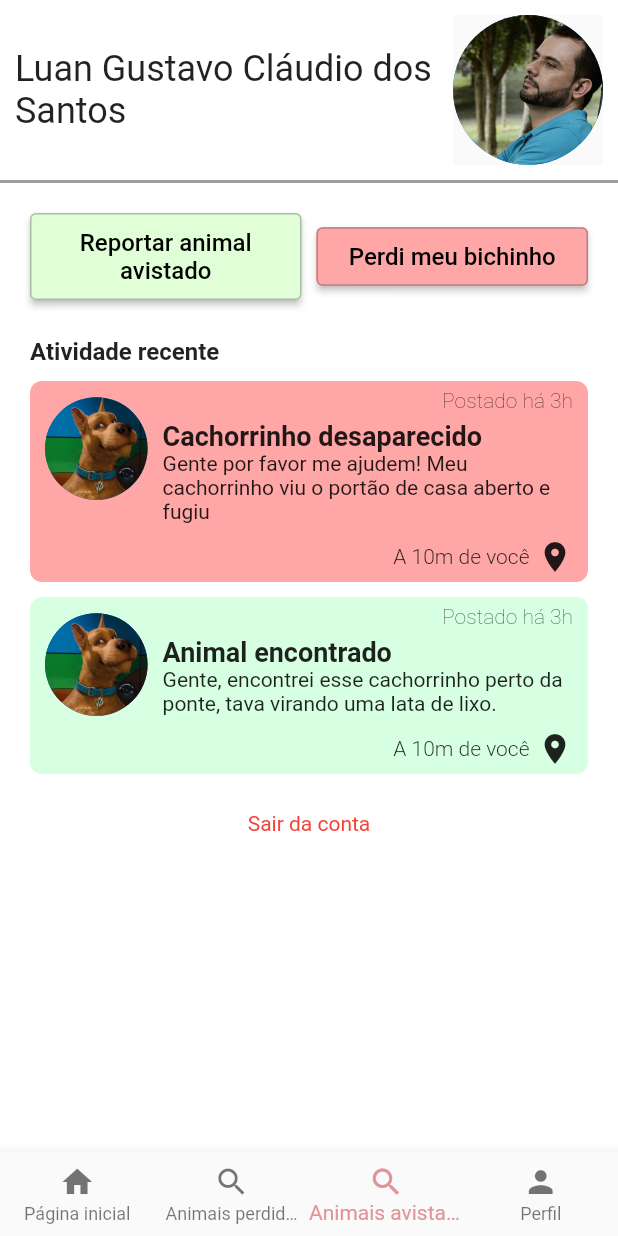
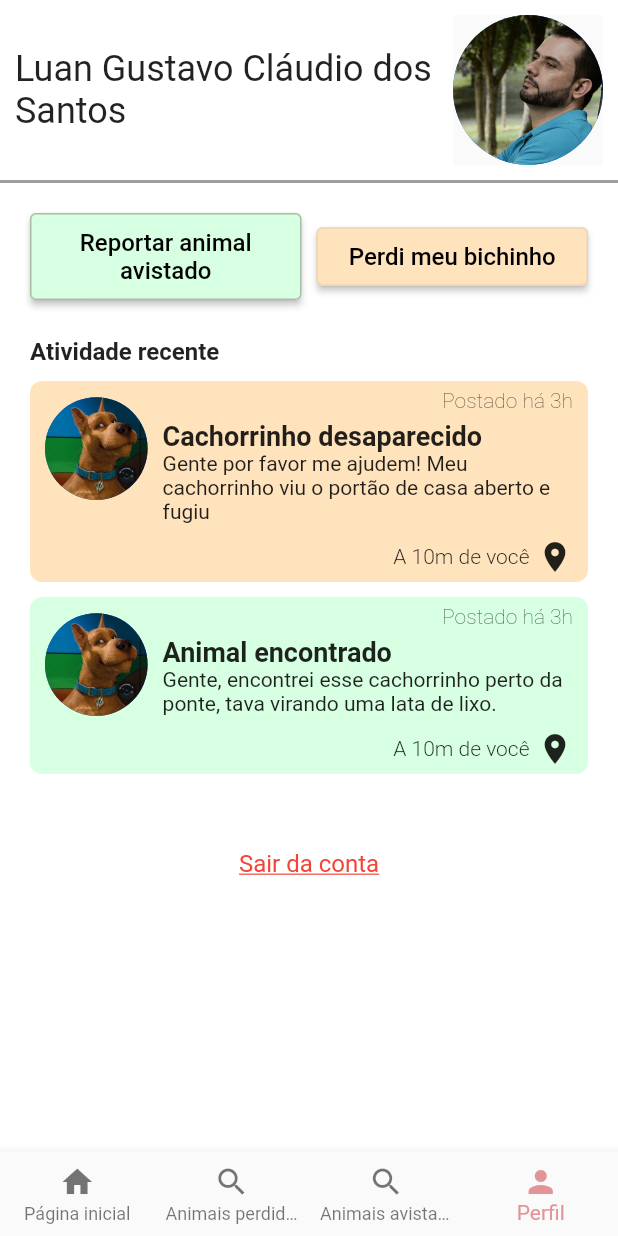
Before and after one commit to reily-cleiane/buscapatas, a Flutter app: the VisualizarPerfil screen opened directly, on a phone screen of 412 x 824 dp. Run offline on Flutter 3.47's test engine with Material 2 defaults, Android fonts, the phone set to English and light mode, and no system bars; our stand-ins replace form_validator, geolocator, pin_code_fields, shared_preferences; missing offline and left inert: flutter_session, material_color_generator; accounts and stored records are empty.

Commit message:
permitir deslogar no perfil

```diff
--- a/lib/components/animal_card.dart
+++ b/lib/components/animal_card.dart
@@ -1,4 +1,5 @@
 import 'package:flutter/material.dart';
+import 'package:buscapatas/componentes-interface/estilo.dart' as estilo;
 
 class AnimalCard extends StatefulWidget {
   const AnimalCard({
@@ -8,7 +9,7 @@ class AnimalCard extends StatefulWidget {
         "Gente por favor me ajudem! Meu cachorrinho viu o portão de casa aberto e fugiu",
     this.timestamp = "Postado há 3h",
     this.distance = 10,
-    this.backgroundColor = const Color(0xFFFFA7A7),
+    this.backgroundColor = estilo.corperdido,
     this.image = 'imagens/animal.jpg',
   });
 
@@ -19,7 +20,7 @@ class AnimalCard extends StatefulWidget {
         "Gente por favor me ajudem! Meu cachorrinho viu o portão de casa aberto e fugiu",
     this.timestamp = "Postado há 3h",
     this.distance = 10,
-    this.backgroundColor = const Color(0xFFA7FFA7),
+    this.backgroundColor = estilo.coravistado,
     this.image = 'imagens/animal.jpg',
   });
 
--- a/lib/perfil_usuario.dart
+++ b/lib/perfil_usuario.dart
@@ -1,6 +1,9 @@
 import 'package:buscapatas/cadastros/cadastro-post-avistado.dart';
 import 'package:buscapatas/cadastros/cadastro-post-perdido.dart';
 import 'package:buscapatas/utils/mock_usuario.dart';
+import 'package:buscapatas/publico/login.dart';
+import 'package:flutter_session/flutter_session.dart';
+import 'package:buscapatas/componentes-interface/estilo.dart' as estilo;
 import 'package:buscapatas/visualizacoes/editar-perfil.dart';
 import 'package:flutter/material.dart';
 import 'package:buscapatas/components/navbar.dart';
@@ -22,7 +25,7 @@ class _VisualizarPerfilState extends State<VisualizarPerfil> {
 
     return Scaffold(
       backgroundColor: Colors.white,
-      bottomNavigationBar: const BuscapatasNavBar(selectedIndex: 2),
+      bottomNavigationBar: const BuscapatasNavBar(selectedIndex: 3),
       body: SingleChildScrollView(
         child: Column(
           children: <Widget>[
@@ -80,7 +83,7 @@ class _VisualizarPerfilState extends State<VisualizarPerfil> {
                       Expanded(
                         child: ElevatedButton(
                           style: ElevatedButton.styleFrom(
-                            backgroundColor: const Color(0xFFE0FFD6),
+                            backgroundColor: estilo.coravistado,
                             side: const BorderSide(
                               color: Color(0xFFA8BFA1),
                             ),
@@ -103,9 +106,9 @@ class _VisualizarPerfilState extends State<VisualizarPerfil> {
                       Expanded(
                         child: ElevatedButton(
                           style: ElevatedButton.styleFrom(
-                            backgroundColor: const Color(0xFFFFA7A7),
+                            backgroundColor:estilo.corperdido,
                             side: const BorderSide(
-                              color: Color(0xFFBF7D7D),
+                              color: Color.fromARGB(255, 238, 212, 176),
                             ),
                           ),
                           onPressed: () => {
@@ -136,18 +139,37 @@ class _VisualizarPerfilState extends State<VisualizarPerfil> {
                     title: "Animal encontrado",
                     details:
                         "Gente, encontrei esse cachorrinho perto da ponte, tava virando uma lata de lixo.",
-                    backgroundColor: Color(0xFFD7FFE2),
+                    backgroundColor: estilo.coravistado,
                   ),
                   const SizedBox(height: 25),
-                  Row(
-                    mainAxisAlignment: MainAxisAlignment.center,
-                    children: const [
-                      Text(
-                        "Sair da conta",
-                        style: TextStyle(color: Colors.red),
+                  Padding(
+              padding: const EdgeInsets.fromLTRB(0, 20.0, 0, 40.0),
+              child: InkWell(
+                  onTap: () {
+                    _deslogar();
+                    Navigator.push(
+                      context,
+                      MaterialPageRoute(
+                          builder: (context) => Login(
+                              title: 'Login - BuscaPatas')),
+                    );
+                  },
+                  child: Ink(
+                    width: double.infinity,
+                    height: 30,
+                    child: Center(
+                      child: RichText(
+                        text: const TextSpan(
+                          text: "Sair da conta",
+                          style: TextStyle(
+                            decoration: TextDecoration.underline,
+                            color: Colors.red,
+                            fontSize: 16.0,
+                          ),
+                        ),
                       ),
-                    ],
-                  ),
+                    ),
+                  ))),
                 ],
               ),
             ),
@@ -157,12 +179,16 @@ class _VisualizarPerfilState extends State<VisualizarPerfil> {
     );
   }
 
+  void _deslogar() async{
+    await FlutterSession().set("sessao_usuarioLogado", null);
+  }
+
   void _cadastroPostAnimalAvistado() {
     Navigator.push(
       context,
       MaterialPageRoute(
           builder: (context) =>
-              CadastroPostAvistado(title: "Cadastro Animal Avistado")),
+              CadastroPostAvistado(title: "Cadastro de Animal Avistado")),
     );
   }
 
@@ -170,7 +196,7 @@ class _VisualizarPerfilState extends State<VisualizarPerfil> {
     Navigator.push(
       context,
       MaterialPageRoute(
-          builder: (context) => CadastroPostPerdido(title: "Cadastro Animal perdido")),
+          builder: (context) => CadastroPostPerdido(title: "Cadastro de Animal Perdido")),
     );
   }
 }
```
